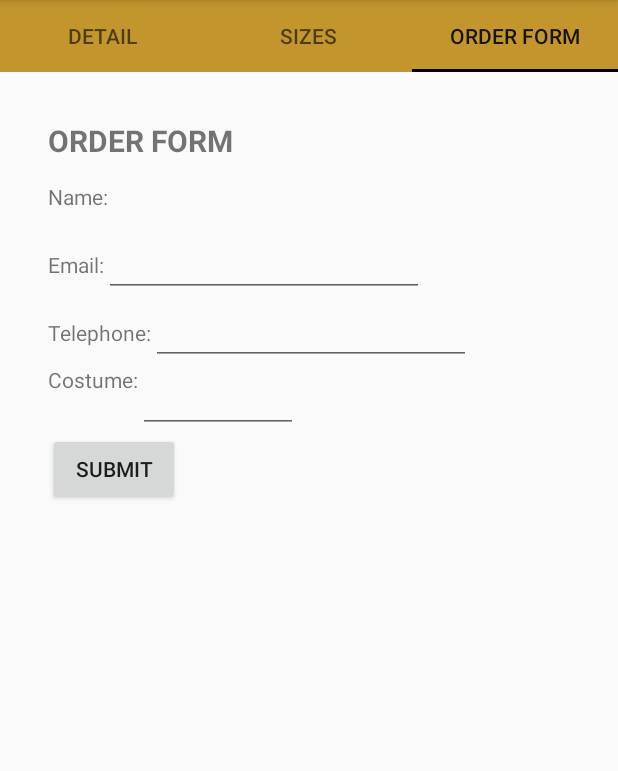
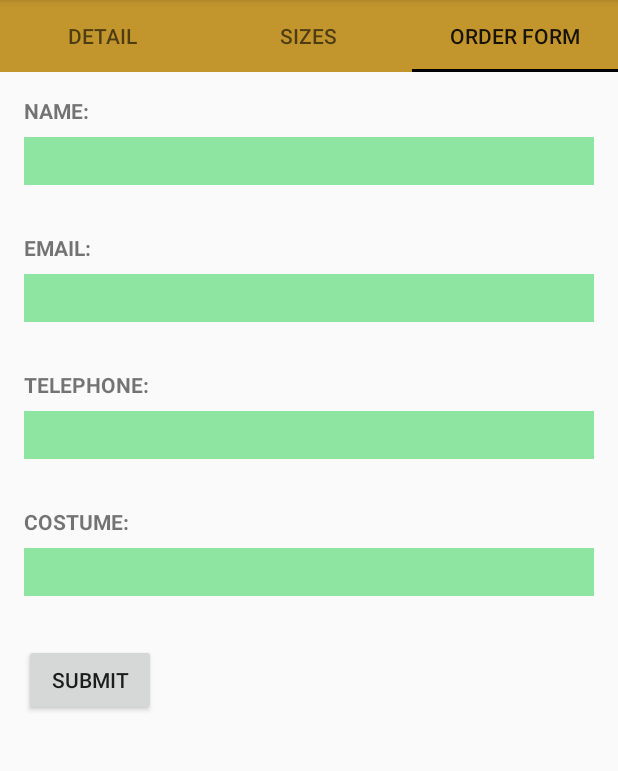
Before and after one commit to akasha-archer/BandMateApp, an Android app: the DetailsTab screen opened directly, with no data from a screen before it, tab 3 chosen, on a phone screen of 412 x 824 dp, the part 84-855 px from its top. Run offline under Robolectric (Android 15) with nearby library versions, the phone set to English and light mode, and no system bars; 1 statement that could not run was skipped.

Commit message:
Updates to sizes tab  and order form

```diff
--- a/app/src/main/res/layout/form_fragment.xml
+++ b/app/src/main/res/layout/form_fragment.xml
@@ -1,122 +1,99 @@
 <?xml version="1.0" encoding="utf-8"?>
 
-<LinearLayout xmlns:android="http://schemas.android.com/apk/res/android"
+<RelativeLayout xmlns:android="http://schemas.android.com/apk/res/android"
+    xmlns:tools="http://schemas.android.com/tools"
     android:layout_width="wrap_content"
     android:layout_height="wrap_content"
     android:orientation="vertical"
-    android:padding="@dimen/large_margin">
+    android:padding="@dimen/left_indent">
 
-    <LinearLayout
-        android:layout_width="wrap_content"
-        android:layout_height="wrap_content"
-        android:orientation="vertical" >
 
 <TextView
-            android:id="@+id/heading"
+    android:id="@+id/order_name"
+    android:layout_width="match_parent"
+    android:layout_height="wrap_content"
+    android:text="@string/f_name"
+    android:textAllCaps="true"
     android:textStyle="bold"
-            android:textSize="20dp"
-            android:gravity="center"
-            android:layout_width="wrap_content"
-            android:layout_height="wrap_content"
-            android:text="@string/order_form" />
+    android:paddingBottom="@dimen/space_below" />
 
-    </LinearLayout>
+<EditText
+    android:background="@color/formFields"
+    android:id="@+id/name_field"
+    android:layout_width="400dp"
+    android:layout_height="32dp"
+    android:layout_below="@id/order_name"/>
 
-<LinearLayout
-    android:layout_width="wrap_content"
-    android:layout_height="wrap_content"
-    android:orientation="horizontal" >
 
     <TextView
-        android:layout_width="wrap_content"
+        android:id="@+id/order_email"
+        android:layout_width="match_parent"
         android:layout_height="wrap_content"
-        android:text="@string/f_name" />
+        android:text="@string/f_email"
+        android:textAllCaps="true"
+        android:textStyle="bold"
+        android:paddingTop="@dimen/large_margin"
+        android:layout_below="@id/name_field"
+        android:paddingBottom="@dimen/space_below"/>
 
     <EditText
-        android:id="@+id/txtTitle"
-        android:layout_width="0dp"
-        android:layout_height="wrap_content" />
-</LinearLayout>
+        android:background="@color/formFields"
+        android:id="@+id/email_field"
+        android:textSize="12dp"
+        android:layout_width="400dp"
+        android:layout_height="32dp"
+        android:layout_below="@id/order_email" />
 
-<LinearLayout
-    android:layout_width="wrap_content"
-    android:layout_height="wrap_content"
-    android:orientation="horizontal" >
 
     <TextView
-        android:layout_width="0dp"
+        android:id="@+id/order_telephone"
+        android:layout_width="match_parent"
         android:layout_height="wrap_content"
-        android:layout_weight="0.25"
-        android:text="@string/f_email" />
+        android:text="@string/f_telephone"
+        android:textAllCaps="true"
+        android:textStyle="bold"
+        android:paddingTop="@dimen/large_margin"
+        android:layout_below="@id/email_field"
+        android:paddingBottom="@dimen/space_below"/>
 
     <EditText
-        android:id="@+id/txtAuthor"
-        android:layout_width="0dp"
-        android:layout_height="wrap_content"
-        android:layout_weight="0.75"
-        android:ems="10" />
-</LinearLayout>
-
-<LinearLayout
-    android:layout_width="wrap_content"
-    android:layout_height="wrap_content"
-    android:orientation="horizontal" >
+        android:background="@color/formFields"
+        android:id="@+id/tel_field"
+        android:textSize="12dp"
+        android:layout_width="400dp"
+        android:layout_height="32dp"
+        android:layout_below="@id/order_telephone" />
 
     <TextView
-        android:layout_width="wrap_content"
+        android:id="@+id/order_costume"
+        android:layout_width="match_parent"
         android:layout_height="wrap_content"
-        android:layout_weight="0.25"
-        android:text="@string/f_telephone" />
+        android:text="@string/f_costume"
+        android:textAllCaps="true"
+        android:textStyle="bold"
+        android:paddingTop="@dimen/large_margin"
+        android:paddingBottom="@dimen/space_below"
+        android:layout_below="@id/tel_field"/>
 
     <EditText
-        android:id="@+id/txtPublisher"
-        android:layout_width="wrap_content"
-        android:layout_height="wrap_content"
-        android:ems="10" />
-</LinearLayout>
+        android:background="@color/formFields"
+        android:id="@+id/costume_field"
+        android:textSize="12dp"
+        android:layout_width="400dp"
+        android:layout_height="32dp"
+        android:layout_below="@id/order_costume"
+        android:paddingBottom="@dimen/space_below"
+        />
 
-<LinearLayout
-    android:layout_width="match_parent"
-    android:layout_height="wrap_content"
-    android:orientation="horizontal" >
-
-    <TextView
-        android:layout_width="wrap_content"
-        android:layout_height="wrap_content"
-        android:text="@string/f_costume" />
-
-    <LinearLayout
-        android:layout_width="wrap_content"
-        android:layout_height="wrap_content"
-        android:orientation="horizontal" >
-
-        <EditText
-            android:id="@+id/txtIsbn"
-            android:layout_width="wrap_content"
-            android:layout_height="wrap_content"
-            android:ems="5" />
-    </LinearLayout>
-
-</LinearLayout>
-
-<LinearLayout
-    android:layout_width="fill_parent"
-    android:layout_height="wrap_content"
-    android:orientation="horizontal" >
-
-    <LinearLayout
-        android:layout_width="wrap_content"
-        android:layout_height="wrap_content"
-        android:orientation="vertical" >
 
     <Button
         android:id="@+id/btnSubmit"
         android:layout_width="wrap_content"
         android:layout_height="wrap_content"
-            android:text="@string/submit" />
+        android:text="@string/submit"
+        android:padding="@dimen/space_below"
+        android:layout_marginTop="@dimen/large_margin"
+        android:layout_below="@id/costume_field"/>
 
-    </LinearLayout>
 
-</LinearLayout>
-
-</LinearLayout>
+    </RelativeLayout>
--- a/app/src/main/res/layout/size_fragment.xml
+++ b/app/src/main/res/layout/size_fragment.xml
@@ -1,14 +1,47 @@
 <?xml version="1.0" encoding="utf-8"?>
-<LinearLayout xmlns:android="http://schemas.android.com/apk/res/android"
+<RelativeLayout xmlns:android="http://schemas.android.com/apk/res/android"
     android:orientation="vertical" android:layout_width="match_parent"
     android:layout_height="match_parent">
 
+    <TextView
+        android:id="@+id/top_heading"
+        android:layout_width="match_parent"
+        android:layout_height="wrap_content"
+        android:gravity="center"
+        android:text="TOPS"
+        android:layout_marginTop="@dimen/space_below"
+        android:paddingBottom="@dimen/space_below"
+        android:textSize="20dp"
+        android:textStyle="bold" />
+
+    <ImageView
+        android:layout_width="match_parent"
+        android:layout_height="wrap_content"
+        android:id="@+id/top_sizes"
+        android:layout_marginTop="@dimen/space_below"
+        android:src="@drawable/size_tops_women"
+        android:layout_below="@id/top_heading"/>
+
 
     <TextView
-        android:text="Sizes here"
+        android:id="@+id/bottom_heading"
         android:layout_width="match_parent"
         android:layout_height="wrap_content"
-        android:id="@+id/textView" />
+        android:gravity="center"
+        android:text="BOTTOMS"
+        android:layout_marginTop="12dp"
+        android:paddingBottom="@dimen/space_below"
+        android:textSize="20dp"
+        android:textStyle="bold"
+        android:layout_below="@id/top_sizes"/>
+
+    <ImageView
+        android:layout_width="match_parent"
+        android:layout_height="wrap_content"
+        android:id="@+id/bottom_sizes"
+        android:src="@drawable/size_tops_women"
+        android:layout_marginTop="@dimen/space_below"
+        android:layout_below="@id/bottom_heading"/>
 
 
-</LinearLayout>
+</RelativeLayout>
--- a/app/src/main/res/values/colors.xml
+++ b/app/src/main/res/values/colors.xml
@@ -7,4 +7,8 @@
     <color name="title">#222222</color>
     <color name="black">#000000</color>
     <color name="colorGold">#c3962d</color>
+    <color name="formFields">#8ee5a1</color>
+
+
+
 </resources>
```
Also changed, not shown: app/src/main/res/drawable/size_bottoms.png (added), app/src/main/res/drawable/size_tops_women.png (added). Lines whose indentation alone changed are shown as unchanged.
